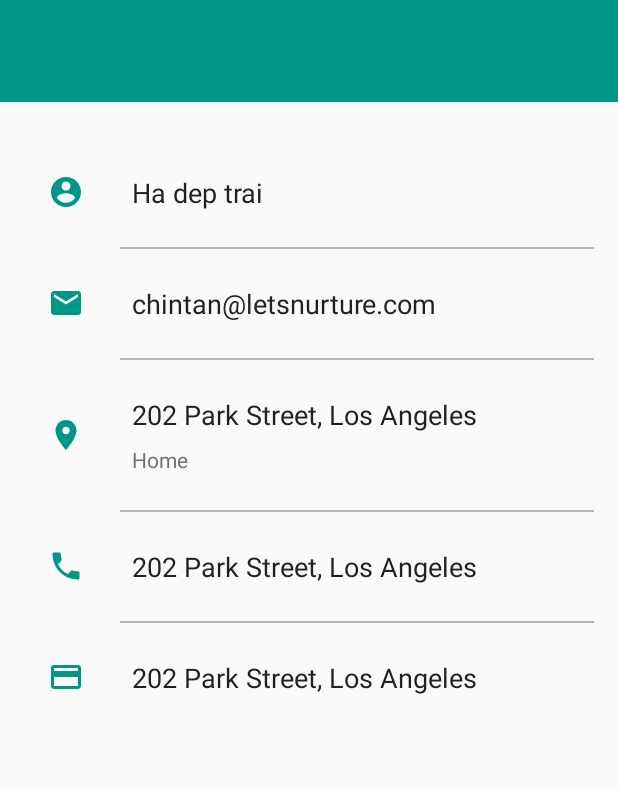
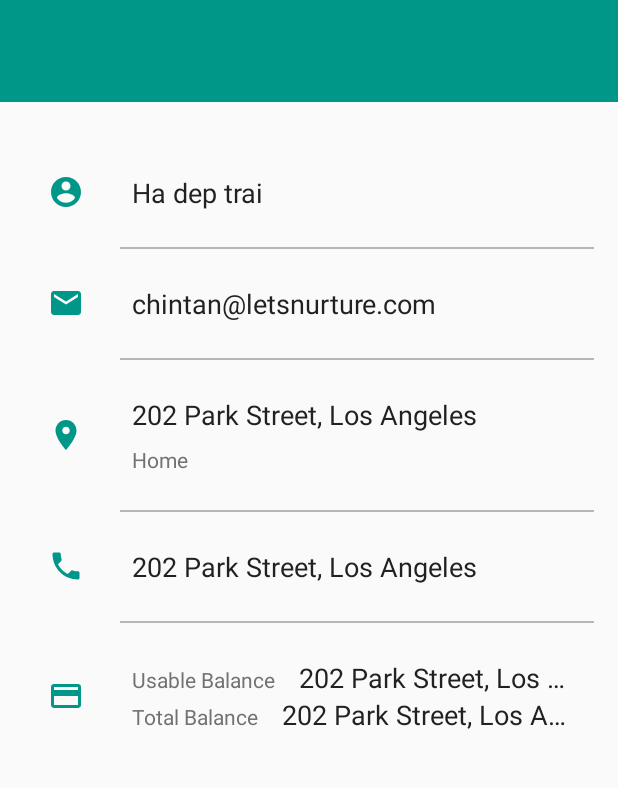
Before and after one commit to kyokid/JWL_Mobile_App, an Android app: the ProfileActivity screen opened directly, with no data from a screen before it, on a phone screen of 412 x 824 dp, the part 225-1013 px from its top. Run offline under Robolectric (Android 15) with nearby library versions, the phone set to English and light mode, and no system bars; our stand-ins replace ButterKnife; libraries missing offline, so code that uses them is left out: com.estimote.sdk, rx.android.schedulers, rx.schedulers; 1 statement that could not run was skipped.

Commit message:
fix show balance

```diff
--- a/app/src/main/java/com/auto/jarvis/libraryicognite/activities/ProfileActivity.java
+++ b/app/src/main/java/com/auto/jarvis/libraryicognite/activities/ProfileActivity.java
@@ -51,8 +51,11 @@ public class ProfileActivity extends AppCompatActivity {
     @BindView(R.id.tvPhoneNo)
     TextView tvPhoneNo;
 
-    @BindView(R.id.tvBalance)
-    TextView tvBalance;
+    @BindView(R.id.tvUsableBalance)
+    TextView tvUsableBalance;
+
+    @BindView(R.id.tvTotalBalance)
+    TextView tvTotalBalance;
 
     private String fullName, email, address, placeOfWork, birthday, phoneNo;
     private int totalBalance, usableBalance;
@@ -100,8 +103,8 @@ public class ProfileActivity extends AppCompatActivity {
                     placeOfWork = profile.getPlaceOfWork();
                     birthday = profile.getDateOfBirth();
                     phoneNo = profile.getPhoneNo();
-                    usableBalance = profile.getUsableBalance();
-                    totalBalance = profile.getTotalBalance();
+                    usableBalance = response.body().getData().getUsableBalance();
+                    totalBalance = response.body().getData().getTotalBalance();
                     if (!TextUtils.isEmpty(fullName) && !TextUtils.isEmpty(email) &&
                             !TextUtils.isEmpty(address) && !TextUtils.isEmpty(placeOfWork) &&
                             !TextUtils.isEmpty(birthday) && !TextUtils.isEmpty(phoneNo)) {
@@ -111,7 +114,8 @@ public class ProfileActivity extends AppCompatActivity {
 //                    tvPlaceOfWork.setText(placeOfWork);
 //                    tvBirthday.setText(birthday);
                         tvPhoneNo.setText(phoneNo);
-                        tvBalance.setText(usableBalance + "/" + totalBalance);
+                        tvUsableBalance.setText(usableBalance + "");
+                        tvTotalBalance.setText(totalBalance + "");
                     }
                 }else {
                     Toast.makeText(getBaseContext(), "Vui lòng thêm profile vào DB", Toast.LENGTH_SHORT).show();
--- a/app/src/main/res/layout/content_profile.xml
+++ b/app/src/main/res/layout/content_profile.xml
@@ -238,18 +238,61 @@
                 android:layout_centerVertical="true"
                 android:layout_marginEnd="@dimen/activity_horizontal_margin"
                 android:src="@drawable/ic_payment_black_24px" />
-
+            <LinearLayout
+                android:layout_width="match_parent"
+                android:layout_height="wrap_content"
+                android:layout_toEndOf="@id/ivBlance"
+                android:orientation="vertical">
+                <LinearLayout
+                    android:layout_width="match_parent"
+                    android:layout_height="wrap_content"
+                    android:orientation="horizontal">
                     <TextView
-                android:id="@+id/tvBalance"
+                        android:id="@+id/hintUsable"
                         android:layout_width="wrap_content"
                         android:layout_height="wrap_content"
                         android:layout_marginStart="@dimen/activity_horizontal_margin"
-                android:layout_toEndOf="@id/ivBlance"
+                        android:text="Usable Balance"
+                        android:textAppearance="@style/TextAppearance.AppCompat.Small"
+                        android:textColor="#727272" />
+
+                    <TextView
+                        android:id="@+id/tvUsableBalance"
+                        android:layout_width="wrap_content"
+                        android:layout_height="wrap_content"
+                        android:layout_marginStart="@dimen/activity_horizontal_margin"
                         android:ellipsize="end"
                         android:maxLines="1"
                         android:text="202 Park Street, Los Angeles"
                         android:textAppearance="@style/TextAppearance.AppCompat.Medium"
                         android:textColor="#212121" />
+                </LinearLayout>
+                <LinearLayout
+                    android:layout_width="match_parent"
+                    android:layout_height="wrap_content"
+                    android:orientation="horizontal">
+                    <TextView
+                        android:id="@+id/hintTotal"
+                        android:layout_width="wrap_content"
+                        android:layout_height="wrap_content"
+                        android:layout_marginStart="@dimen/activity_horizontal_margin"
+                        android:text="Total Balance"
+                        android:textAppearance="@style/TextAppearance.AppCompat.Small"
+                        android:textColor="#727272" />
+
+                    <TextView
+                        android:id="@+id/tvTotalBalance"
+                        android:layout_width="wrap_content"
+                        android:layout_height="wrap_content"
+                        android:layout_below="@id/hintUsable"
+                        android:layout_marginStart="@dimen/activity_horizontal_margin"
+                        android:ellipsize="end"
+                        android:maxLines="1"
+                        android:text="202 Park Street, Los Angeles"
+                        android:textAppearance="@style/TextAppearance.AppCompat.Medium"
+                        android:textColor="#212121" />
+                </LinearLayout>
+            </LinearLayout>
 
         </RelativeLayout>
 
```
Also changed, not shown: app/src/main/java/com/auto/jarvis/libraryicognite/models/output/Data.java (+12 -0 lines), app/src/main/java/com/auto/jarvis/libraryicognite/models/output/Profile.java (+39 -67 lines). Lines whose indentation alone changed are shown as unchanged.
